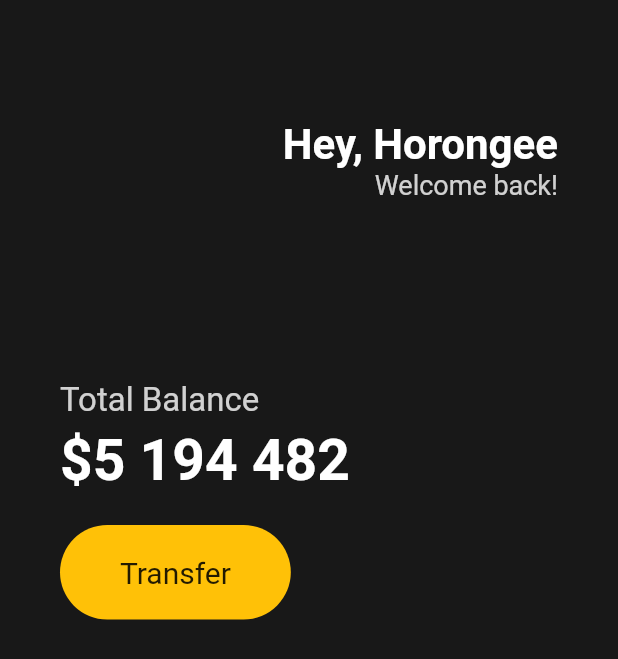
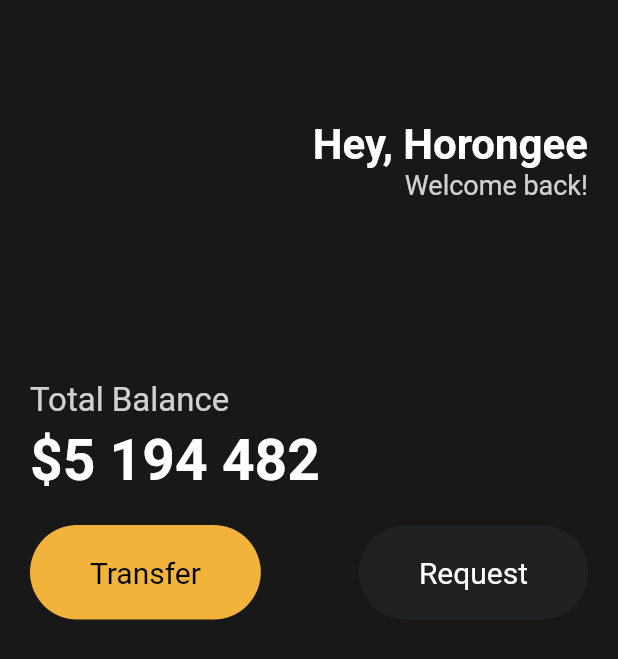
Before and after one commit to chopinoff/practice-flutter, a Flutter app: the screen it shows after launch, on a phone screen of 412 x 824 dp. Shown: the top 659 px of the screen. Run offline on Flutter 3.47's test engine with Material 2 defaults, Android fonts, the phone set to English and light mode, and no system bars.

Commit message:
230626_Reusable Widgets

```diff
--- a/toonflix/lib/main.dart
+++ b/toonflix/lib/main.dart
@@ -1,4 +1,5 @@
 import 'package:flutter/material.dart';
+import 'widgets/button.dart';
 
 void main() {
   runApp(const App());
@@ -16,7 +17,7 @@ class App extends StatelessWidget {
         ),
         body: Padding(
           padding: const EdgeInsets.symmetric(
-            horizontal: 40,
+            horizontal: 20,
           ),
           child: Column(
             crossAxisAlignment: CrossAxisAlignment.start,
@@ -73,25 +74,21 @@ class App extends StatelessWidget {
               const SizedBox(
                 height: 20,
               ),
-              Row(
+              const Row(
+                mainAxisAlignment: MainAxisAlignment.spaceBetween,
                 children: [
-                  Container(
-                    decoration: BoxDecoration(
-                      color: Colors.amber,
-                      borderRadius: BorderRadius.circular(55),
-                    ),
-                    child: const Padding(
-                      padding: EdgeInsets.symmetric(
-                        vertical: 20,
-                        horizontal: 40,
-                      ),
-                      child: Text(
-                        "Transfer",
-                        style: TextStyle(
-                          fontSize: 20,
-                        ),
-                      ),
-                    ),
+                  // 내가 작성한 Widget을 Reusable Widget으로 분리하고 싶다
+                  // Code Actions (Ctrl + .) > Extract Widget
+                  // 코드 작업에 익숙해지기 위해서 직접 작성해보기
+                  Button(
+                    text: "Transfer",
+                    bgColor: Color(0xFFF1B33B),
+                    textColor: Colors.black,
+                  ),
+                  Button(
+                    text: "Request",
+                    bgColor: Color(0xFF1F2123),
+                    textColor: Colors.white,
                   ),
                 ],
               ),
@@ -102,12 +99,3 @@ class App extends StatelessWidget {
     );
   }
 }
-
-// 파란색 경고줄 : const로 작성하라는 뜻
-// 설정 : 왼쪽 Settings > Command Palette > Open User Settings(JSON)
-// 1. const 자동 완성
-// "editor.codeActionsOnSave": {
-//     "source.fixAll": true
-// },
-// 2. 부모 자식관계 알려주는 GuideLine 생성 (VSCode 재시작)
-// "dart.previewFlutterUiGuides": true,
--- /dev/null
+++ b/toonflix/lib/widgets/button.dart
@@ -0,0 +1,42 @@
+import 'package:flutter/material.dart';
+
+class Button extends StatelessWidget {
+  // Text와 Color들을 커스터마이징 할 수 있는 Widget
+  final String text;
+  final Color bgColor;
+  final Color textColor;
+
+  // 위에서 Code Actions의 Create constructor for final fields 선택하면 자동으로 생성
+  const Button({
+    super.key,
+    required this.text,
+    required this.bgColor,
+    required this.textColor,
+  });
+
+  @override
+  Widget build(BuildContext context) {
+    return Container(
+      decoration: BoxDecoration(
+        color: bgColor,
+        borderRadius: BorderRadius.circular(55),
+      ),
+      // 특정 값 대신 변수(text, textColor)가 들어가서 더이상 const가 아님
+      // 자식 Widget이 모두 const인 경우에는 부모 Widget 하나에 const를 작성
+      // 자식 Widget 중 일부만 const인 경우에는 해당 Widget에만 const를 작성
+      child: Padding(
+        padding: const EdgeInsets.symmetric(
+          vertical: 20,
+          horizontal: 40,
+        ),
+        child: Text(
+          text,
+          style: TextStyle(
+            fontSize: 20,
+            color: textColor,
+          ),
+        ),
+      ),
+    );
+  }
+}
```
